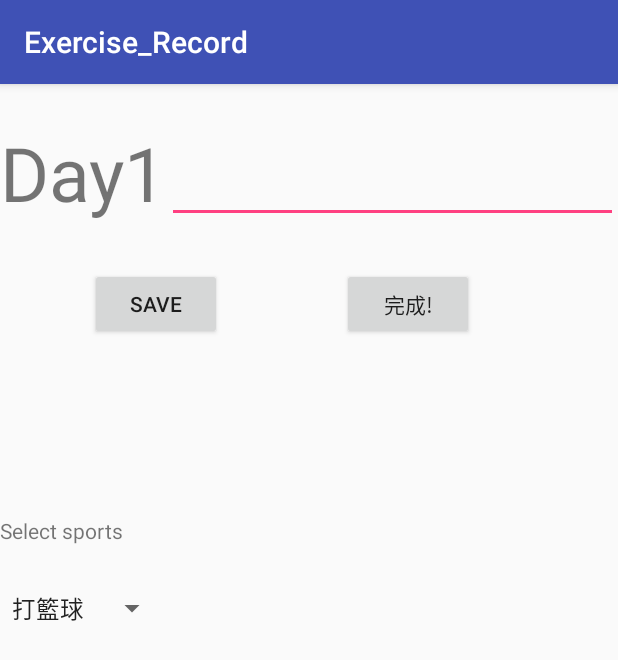
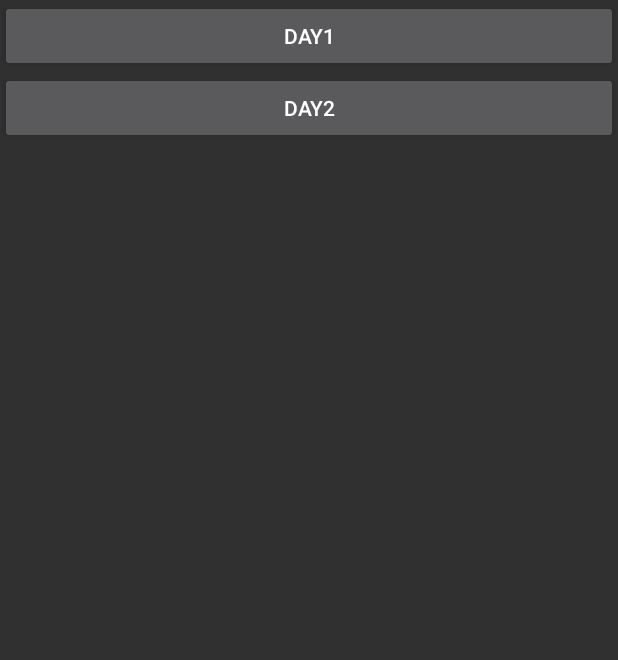
Before and after one commit to huang840801/Exercise_Record, an Android app: the screen it shows after launch (MainActivity), on a phone screen of 412 x 824 dp. Shown: the top 660 px of the screen. Run offline under Robolectric (Android 15) with nearby library versions, the phone set to English and light mode, and no system bars.

Commit message:
Page2 setting

```diff
--- a/app/src/main/AndroidManifest.xml
+++ b/app/src/main/AndroidManifest.xml
@@ -8,7 +8,7 @@
         android:label="@string/app_name"
         android:roundIcon="@mipmap/ic_launcher_round"
         android:supportsRtl="true"
-        android:theme="@style/AppTheme">
+        android:theme="@style/Theme.AppCompat.NoActionBar">
         <activity android:name=".MainActivity">
             <intent-filter>
                 <action android:name="android.intent.action.MAIN" />
@@ -16,6 +16,7 @@
                 <category android:name="android.intent.category.LAUNCHER" />
             </intent-filter>
         </activity>
+        <activity android:name=".Page2Activity"></activity>
     </application>
 
 </manifest>
--- a/app/src/main/java/com/huang/hello/exercise_record/MainActivity.java
+++ b/app/src/main/java/com/huang/hello/exercise_record/MainActivity.java
@@ -1,94 +1,28 @@
 package com.huang.hello.exercise_record;
-import android.content.SharedPreferences;
 import android.os.Bundle;
 import android.support.v7.app.AppCompatActivity;
 import android.view.View;
-import android.widget.AdapterView;
-import android.widget.ArrayAdapter;
 import android.widget.Button;
-import android.widget.EditText;
-import android.widget.Spinner;
-import android.widget.TextView;
-import android.widget.Toast;
+import android.content.Intent;
 
 
 public class MainActivity extends AppCompatActivity {
 
-    private EditText usernameinput;
-    private TextView textViewShow;
-    private Button btn_save;
-    private Button btn_apply;
-
-    public static final String SHARED_PREFS="sharedPrefs";
-    public static final String TEXT="text";
-
-    private String text;
-
-    Spinner spinner;
-    ArrayAdapter<CharSequence>adapter;
 
     @Override
     protected void onCreate(Bundle savedInstanceState) {
         super.onCreate(savedInstanceState);
         setContentView(R.layout.activity_main);
 
-        spinner=findViewById(R.id.spinner);
-        adapter=ArrayAdapter.createFromResource(this,R.array.Sports_name,android.R.layout.simple_spinner_item);
-        adapter.setDropDownViewResource(android.R.layout.simple_spinner_dropdown_item);
-        spinner.setAdapter(adapter);
-       spinner.setOnItemSelectedListener(new AdapterView.OnItemSelectedListener() {
-           @Override
-           public void onItemSelected(AdapterView<?> parent, View view, int position, long id) {
-
-               Toast.makeText(getBaseContext(),parent.getItemAtPosition(position)+"已選擇",Toast.LENGTH_LONG).show();
-           }
-
-           @Override
-           public void onNothingSelected(AdapterView<?> parent) {
-
-           }
-       });
-
-
-
-        usernameinput=findViewById(R.id.et_username);
-        textViewShow=(TextView)findViewById(R.id.tv_show);
-        btn_save=findViewById(R.id.btn_save);
-        btn_apply=findViewById(R.id.btn_apply);
-
-        btn_apply.setOnClickListener(new View.OnClickListener() {
-            @Override
-            public void onClick(View v) {
-                textViewShow.setText(usernameinput.getText().toString());
-            }
-        });
-        btn_save.setOnClickListener(new View.OnClickListener() {
+        Button button_page2=findViewById(R.id.button_Day1);
+        button_page2.setOnClickListener(new View.OnClickListener() {
             @Override
             public void onClick(View v) {
 
-                saveData();
+                Intent intent=new Intent(MainActivity.this,Page2Activity.class);
+                startActivity(intent);
             }
         });
 
-        loadData();
-        updateViews();
-
-    }
-public void saveData(){
-    SharedPreferences sharedPreferences=getSharedPreferences(SHARED_PREFS,MODE_PRIVATE);
-    SharedPreferences.Editor editor=sharedPreferences.edit();
-
-    editor.putString(TEXT,textViewShow.getText().toString());
-
-    editor.apply();
-
-    Toast.makeText(this, "Data saved", Toast.LENGTH_SHORT).show();
-    }
-    public void loadData(){
-        SharedPreferences sharedPreferences=getSharedPreferences(SHARED_PREFS,MODE_PRIVATE);
-        text=sharedPreferences.getString(TEXT,"");
-    }
-    public void updateViews(){
-        textViewShow.setText(text);
     }
 }
--- a/app/src/main/res/layout/activity_main.xml
+++ b/app/src/main/res/layout/activity_main.xml
@@ -6,65 +6,18 @@
     android:layout_height="wrap_content"
     tools:context=".MainActivity">
 
-    <TextView
-        android:id="@+id/tv_Day1"
-        android:layout_width="wrap_content"
-        android:layout_height="wrap_content"
-        android:layout_marginTop="25dp"
-        android:text="Day1"
-        android:textSize="50dp"
-        />
-
-    <EditText
-       android:id="@+id/et_username"
-       android:layout_toRightOf="@+id/tv_Day1"
-        android:layout_alignBottom="@+id/tv_Day1"
-       android:layout_width="match_parent"
-       android:layout_height="wrap_content" />
-
 
     <Button
-        android:id="@+id/btn_save"
-        android:layout_below="@+id/tv_Day1"
-        android:layout_width="wrap_content"
-        android:layout_height="wrap_content"
-        android:layout_marginLeft="60dp"
-        android:layout_marginTop="30dp"
-        android:text="save"
-        />
-
-    <Button
-        android:id="@+id/btn_apply"
-        android:layout_toRightOf="@+id/btn_save"
-        android:layout_marginLeft="80dp"
-        android:layout_below="@+id/tv_Day1"
-        android:layout_marginTop="30dp"
-        android:layout_width="wrap_content"
-        android:layout_height="wrap_content"
-        android:text="完成!"
-        />
-    <TextView
-        android:id="@+id/tv_show"
+        android:id="@+id/button_Day1"
         android:layout_width="match_parent"
         android:layout_height="wrap_content"
-        android:gravity="center"
-        android:layout_marginTop="50dp"
-        android:layout_below="@+id/btn_save"
-        android:text="789"
-        android:textSize="50dp"/>
-
-    <TextView
-        android:id="@+id/tv_spinner"
-        android:layout_width="wrap_content"
+        android:text="Day1"
+        />
+    <Button
+        android:id="@+id/button_Day2"
+        android:layout_width="match_parent"
         android:layout_height="wrap_content"
-        android:text="@string/select_sport"
-        android:layout_below="@+id/tv_show" />
-
-    <Spinner
-        android:id="@+id/spinner"
-        android:layout_width="wrap_content"
-        android:layout_height="wrap_content"
-        android:layout_below="@+id/tv_spinner"
-        android:layout_marginTop="30dp"
+        android:text="Day2"
+        android:layout_below="@+id/button_Day1"
         />
 </RelativeLayout>
```
Also changed, not shown: app/src/main/java/com/huang/hello/exercise_record/Page2Activity.java (added, +93 -0 lines), app/src/main/res/layout/activity_page2.xml (added, +70 -0 lines).
